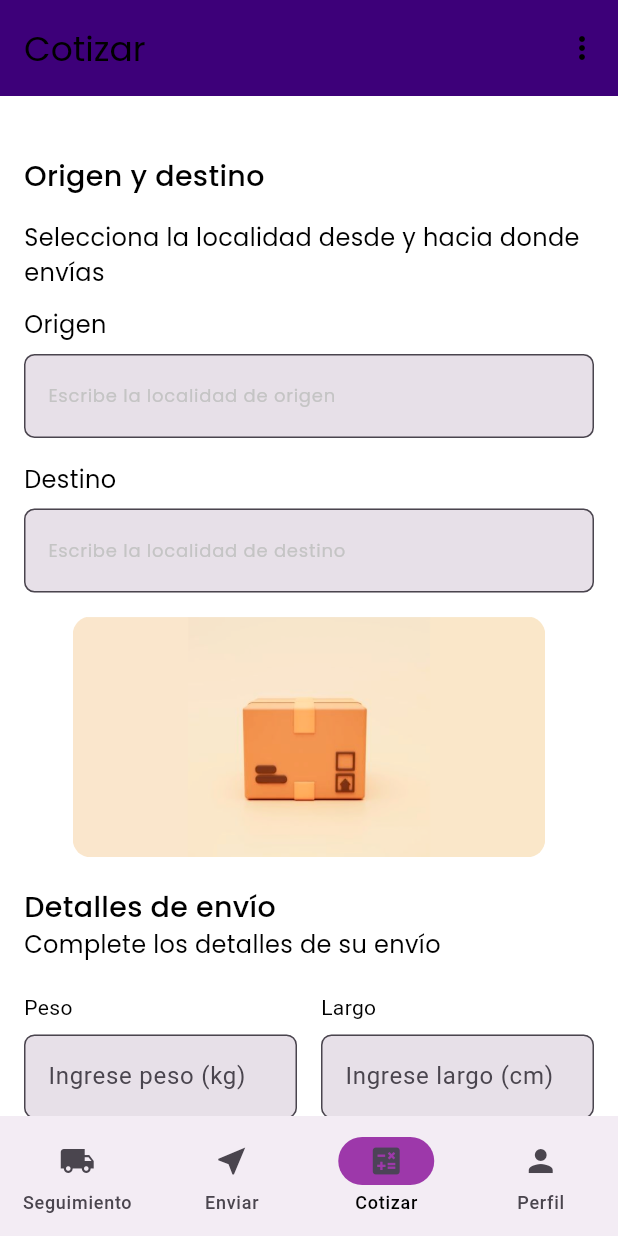
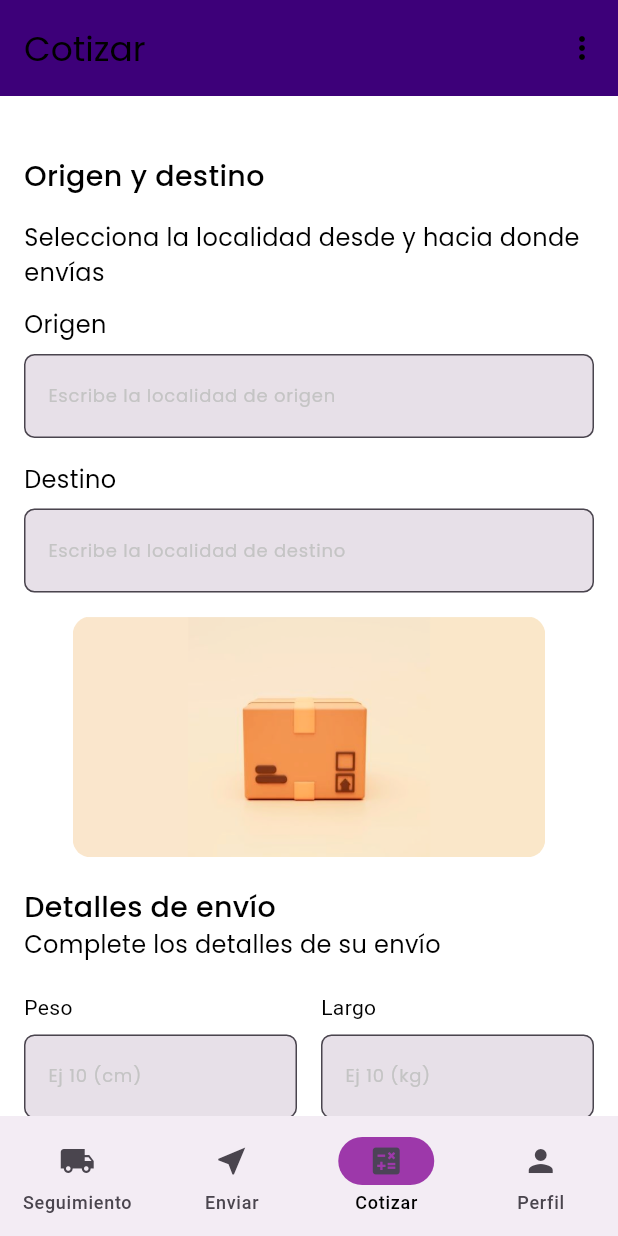
Before and after one commit to S1MAA/PIP_APP, a Flutter app: the screen it shows after launch, item 3 of the bottom bar chosen, on a phone screen of 412 x 824 dp. Run offline on Flutter 3.47's test engine with Material 3 defaults, Android fonts, the phone set to English and light mode, and no system bars; our stand-ins replace cloud_firestore, firebase_core, flex_color_scheme; accounts and stored records are empty.

Commit message:
text fields arreglados

```diff
--- a/pip_app/lib/components/cotizarform.dart
+++ b/pip_app/lib/components/cotizarform.dart
@@ -210,9 +210,23 @@ class _CotizarFormState extends State<CotizarForm> {
                       TextFormField(
                         controller: _pesoController,
                         decoration: const InputDecoration(
-                          labelText: 'Ingrese peso (kg)',
+                          labelText: 'Ej 10 (cm)',
+                          labelStyle: TextStyle(
+                            fontFamily: 'Poppins-Regular',
+                            fontSize: 12,
+                            color: Color.fromARGB(255, 196, 196, 196),
+                          ),
+                          errorStyle: TextStyle(
+                            fontSize: 12,
+                            color: Colors.red,
+                          ),
                         ),
-                        keyboardType: TextInputType.number,
+                        validator: (value) {
+                          if (value == null || value.isEmpty) {
+                            return 'Por favor, complete los campos faltantes';
+                          }
+                          return null;
+                        },
                       ),
                     ],
                   ),
@@ -227,9 +241,23 @@ class _CotizarFormState extends State<CotizarForm> {
                       TextFormField(
                         controller: _largoController,
                         decoration: const InputDecoration(
-                          labelText: 'Ingrese largo (cm)',
+                          labelText: 'Ej 10 (kg)',
+                          labelStyle: TextStyle(
+                            fontFamily: 'Poppins-Regular',
+                            fontSize: 12,
+                            color: Color.fromARGB(255, 196, 196, 196),
+                          ),
+                          errorStyle: TextStyle(
+                            fontSize: 12,
+                            color: Colors.red,
+                          ),
                         ),
-                        keyboardType: TextInputType.number,
+                        validator: (value) {
+                          if (value == null || value.isEmpty) {
+                            return 'Por favor, complete los campos faltantes';
+                          }
+                          return null;
+                        },
                       ),
                     ],
                   ),
@@ -248,9 +276,23 @@ class _CotizarFormState extends State<CotizarForm> {
                       TextFormField(
                         controller: _anchoController,
                         decoration: const InputDecoration(
-                          labelText: 'Ingrese ancho (cm)',
+                          labelText: 'Ej 10 (cm)',
+                          labelStyle: TextStyle(
+                            fontFamily: 'Poppins-Regular',
+                            fontSize: 12,
+                            color: Color.fromARGB(255, 196, 196, 196),
+                          ),
+                          errorStyle: TextStyle(
+                            fontSize: 12,
+                            color: Colors.red,
+                          ),
                         ),
-                        keyboardType: TextInputType.number,
+                        validator: (value) {
+                          if (value == null || value.isEmpty) {
+                            return 'Por favor, complete los campos faltantes';
+                          }
+                          return null;
+                        },
                       ),
                     ],
                   ),
@@ -265,9 +307,23 @@ class _CotizarFormState extends State<CotizarForm> {
                       TextFormField(
                         controller: _altoController,
                         decoration: const InputDecoration(
-                          labelText: 'Ingrese alto (cm)',
+                          labelText: 'Ej 10 (cm)',
+                          labelStyle: TextStyle(
+                            fontFamily: 'Poppins-Regular',
+                            fontSize: 12,
+                            color: Color.fromARGB(255, 196, 196, 196),
+                          ),
+                          errorStyle: TextStyle(
+                            fontSize: 12,
+                            color: Colors.red,
+                          ),
                         ),
-                        keyboardType: TextInputType.number,
+                        validator: (value) {
+                          if (value == null || value.isEmpty) {
+                            return 'Por favor, complete los campos faltantes';
+                          }
+                          return null;
+                        },
                       ),
                     ],
                   ),
--- a/pip_app/lib/screens/home.dart
+++ b/pip_app/lib/screens/home.dart
@@ -60,7 +60,7 @@ class _MantenedorState extends State<Mantenedor> {
 }
 
 
-//-----PANTALLA SEGUIMIENTO---------
+
 //-----PANTALLA SEGUIMIENTO---------
 
 class HomeScreen extends StatelessWidget {
```
